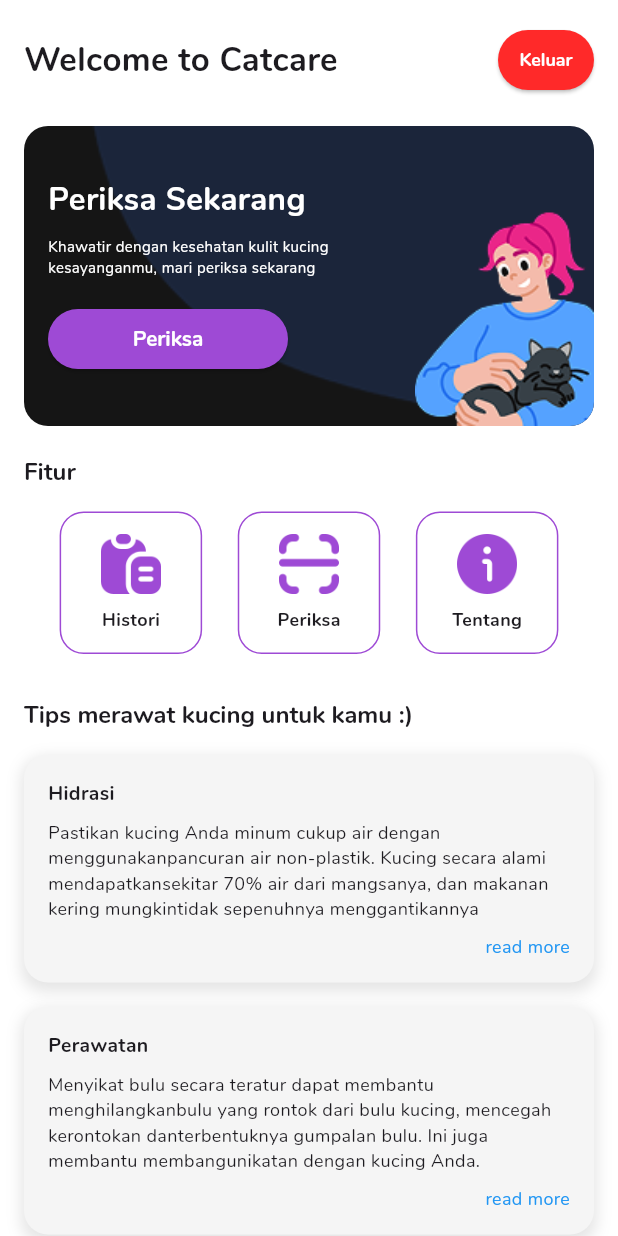
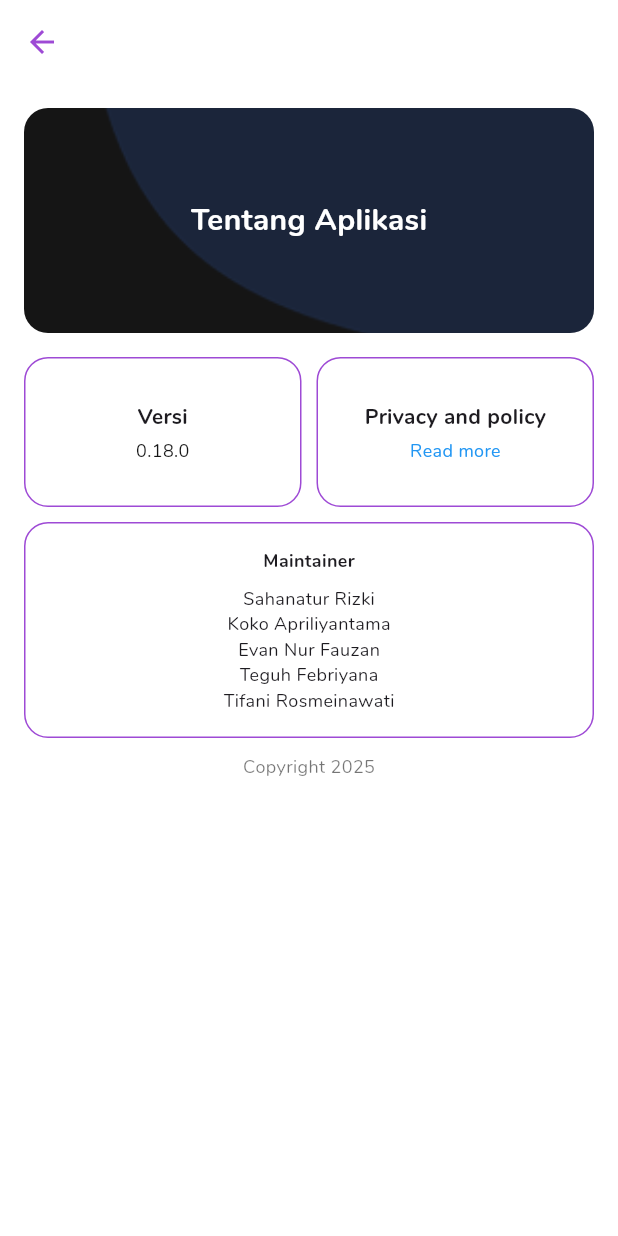
Before and after one commit to kikio110/Sistem_Klasifikasi_Penyakit_Kulit_Kucing, a Flutter app: the screen it shows after launch, after a tap on "Histori", on a phone screen of 412 x 824 dp. Run offline on Flutter 3.47's test engine with Material 3 defaults, Android fonts, the phone set to English and light mode, and no system bars.

Commit message:
about page

```diff
--- /dev/null
+++ b/lib/pages/about_page.dart
@@ -0,0 +1,198 @@
+import 'package:flutter/material.dart';
+
+class AboutPage extends StatelessWidget {
+  const AboutPage({super.key});
+
+  @override
+  Widget build(BuildContext context) {
+    return Scaffold(
+      backgroundColor: Colors.white,
+      appBar: AppBar(
+        backgroundColor: Colors.white,
+        elevation: 0,
+        leading: IconButton(
+          icon: const Icon(Icons.arrow_back, color: Color(0xFF9E4AD5)),
+          onPressed: () {
+            Navigator.pop(context);
+          },
+        ),
+      ),
+      body: SingleChildScrollView(
+        padding: const EdgeInsets.all(16),
+        child: Container(
+          child: Column(
+            crossAxisAlignment: CrossAxisAlignment.center,
+            children: [
+              // Banner Header
+              Container(
+                width: double.infinity,
+                padding: const EdgeInsets.symmetric(vertical: 32),
+                height: 150,
+                decoration: BoxDecoration(
+                  color: Color(0xFF151515),
+                  borderRadius: BorderRadius.circular(16),
+                  image: const DecorationImage(
+                    image: AssetImage('assets/images/shape.png'),
+                    fit: BoxFit.cover,
+                  ),
+                ),
+                child: const Center(
+                  child: Text(
+                    'Tentang Aplikasi',
+                    style: TextStyle(
+                      fontSize: 20,
+                      color: Colors.white,
+                      fontWeight: FontWeight.bold,
+                    ),
+                  ),
+                ),
+              ),
+
+              const SizedBox(height: 16),
+
+              // Card Versi dan Privacy
+              Row(
+                mainAxisAlignment: MainAxisAlignment.center,
+                children: [
+                  Expanded(
+                    child: _infoCard(
+                      title: 'Versi',
+                      subtitle: '0.18.0',
+                    ),
+                  ),
+                  const SizedBox(width: 10),
+                  Expanded(
+                    child: _infoCard(
+                      title: 'Privacy and policy',
+                      subtitle: 'Read more',
+                      subtitleColor: Colors.blue,
+                    ),
+                  ),
+                ],
+              ),
+
+              const SizedBox(height: 10),
+
+              // Maintainer Card
+              _maintainerCard(),
+
+              const SizedBox(height: 10),
+
+              // Copyright
+              const Text(
+                'Copyright 2025',
+                style: TextStyle(
+                  fontSize: 12,
+                  color: Colors.black54,
+                ),
+              ),
+            ],
+          ),
+        ),
+      ),
+    );
+  }
+
+  // Card untuk Versi dan Privacy
+  static Widget _infoCard({
+    required String title,
+    required String subtitle,
+    Color subtitleColor = const Color(0xFF151515),
+  }) {
+    return Container(
+      padding: const EdgeInsets.all(16),
+      height: 100,
+      decoration: BoxDecoration(
+        color: Colors.white,
+        borderRadius: BorderRadius.circular(16),
+        border: Border.all(color: Color(0xFF9E4AD5)),
+      ),
+      child: Row(
+        children: [
+          Expanded(
+            child: Column(
+              mainAxisAlignment: MainAxisAlignment.center,
+              children: [
+                Text(
+                  title,
+                  style: const TextStyle(
+                    fontSize: 14,
+                    fontWeight: FontWeight.bold,
+                  ),
+                  maxLines: 1,
+                  overflow: TextOverflow.ellipsis,
+                ),
+                const SizedBox(height: 4),
+                Text(
+                  subtitle,
+                  style: TextStyle(
+                    fontSize: 12,
+                    color: subtitleColor,
+                  ),
+                  maxLines: 1,
+                  overflow: TextOverflow.ellipsis,
+                ),
+              ],
+            ),
+          ),
+        ],
+      ),
+    );
+  }
+
+  // Card untuk Maintainer
+  static Widget _maintainerCard() {
+    return Container(
+      width: double.infinity,
+      padding: const EdgeInsets.all(16),
+      decoration: BoxDecoration(
+        color: Colors.white,
+        borderRadius: BorderRadius.circular(16),
+        border: Border.all(color: Color(0xFF9E4AD5)),
+      ),
+      child: Column(
+        crossAxisAlignment: CrossAxisAlignment.center,
+        children: const [
+          Text(
+            'Maintainer',
+            style: TextStyle(
+              fontSize: 12,
+              fontWeight: FontWeight.bold,
+            ),
+          ),
+          SizedBox(height: 8),
+          Text(
+            'Sahanatur Rizki',
+            style: TextStyle(
+              fontSize: 12,
+            ),
+          ),
+          Text(
+            'Koko Apriliyantama',
+            style: TextStyle(
+              fontSize: 12,
+            ),
+          ),
+          Text(
+            'Evan Nur Fauzan',
+            style: TextStyle(
+              fontSize: 12,
+            ),
+          ),
+          Text(
+            'Teguh Febriyana',
+            style: TextStyle(
+              fontSize: 12,
+            ),
+          ),
+          Text(
+            'Tifani Rosmeinawati',
+            style: TextStyle(
+              fontSize: 12,
+            ),
+          ),
+        ],
+      ),
+    );
+  }
+}
--- a/lib/pages/home_pages.dart
+++ b/lib/pages/home_pages.dart
@@ -1,3 +1,4 @@
+import 'package:catcare_mobile/pages/about_page.dart';
 import 'package:flutter/material.dart';
 
 class HomePage extends StatelessWidget {
@@ -180,7 +181,22 @@ class HomePage extends StatelessWidget {
   Widget _featureButton(BuildContext context, dynamic icon, String label) {
     return GestureDetector(
       onTap: () {
-        // Navigasi ke halaman terkait nanti di sini
+        if (label == 'Histori') {
+          Navigator.push(
+            context,
+            MaterialPageRoute(builder: (context) => const AboutPage()),
+          );
+        } else if (label == 'Periksa') {
+          Navigator.push(
+            context,
+            MaterialPageRoute(builder: (context) => const AboutPage()),
+          );
+        } else if (label == 'Tentang') {
+          Navigator.push(
+            context,
+            MaterialPageRoute(builder: (context) => const AboutPage()),
+          );
+        }
       },
       child: Container(
         width: 95,
```
Also changed, not shown: flutter_01.png (added).
